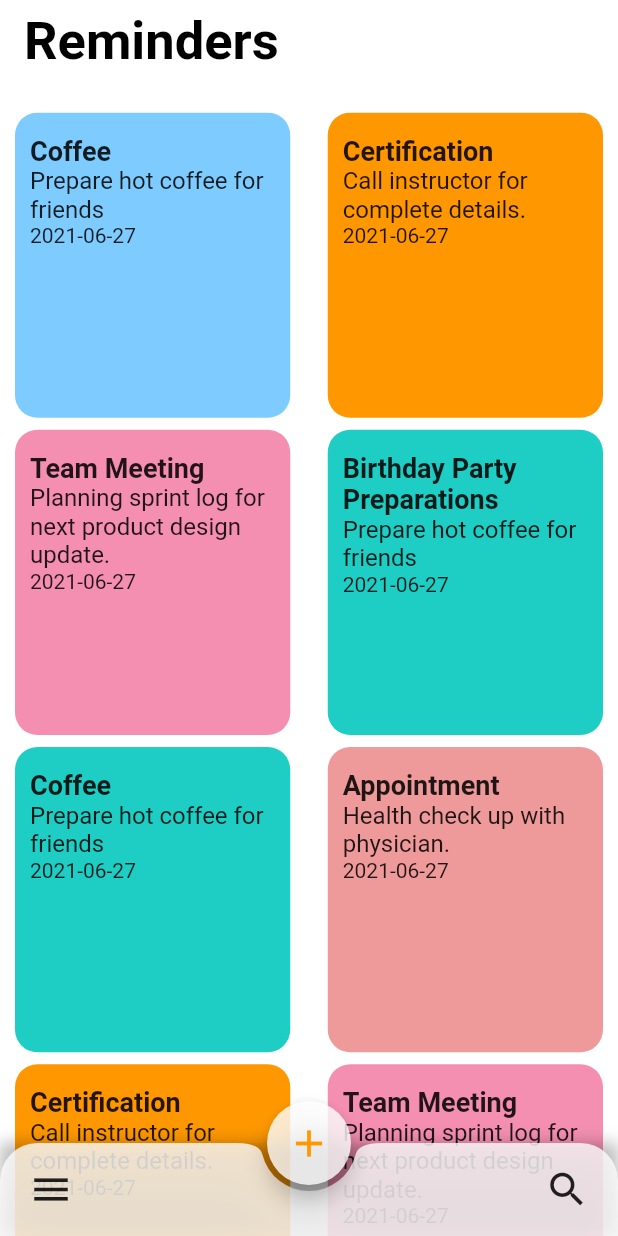
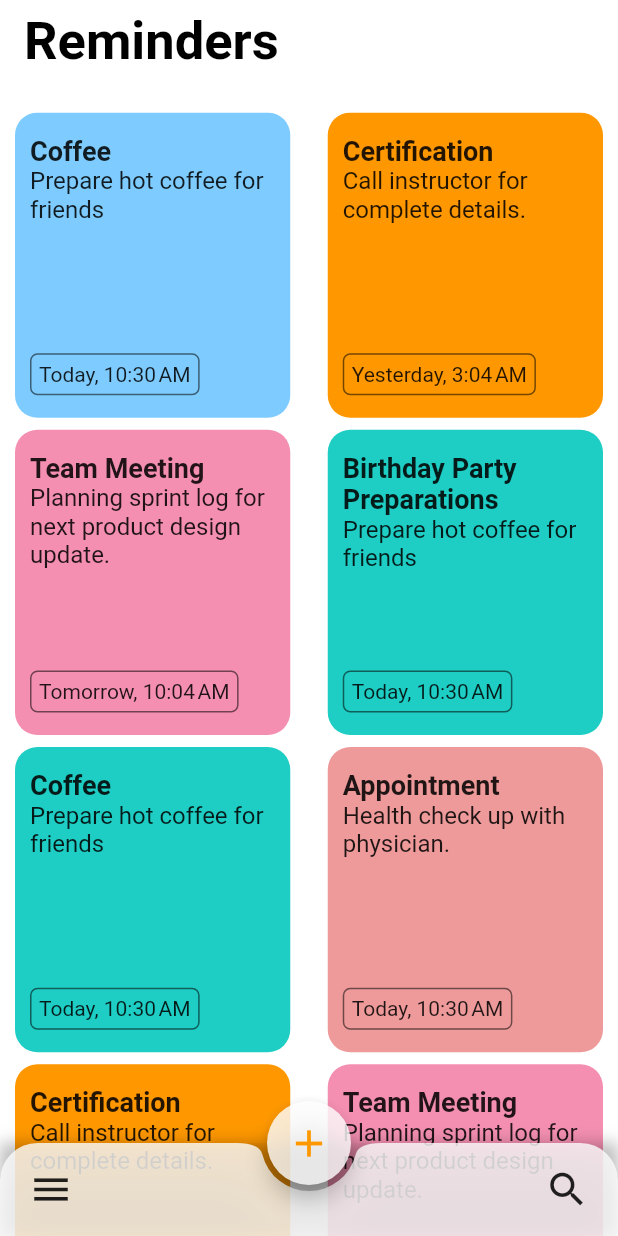
Before and after one commit to sydneytu/reminders_app, a Flutter app: the screen it shows after launch, on a phone screen of 412 x 824 dp. Run offline on Flutter 3.47's test engine with Material 2 defaults, Android fonts, the phone set to English and light mode, and no system bars.

Commit message:
added styling for date

```diff
--- a/lib/date.dart
+++ b/lib/date.dart
@@ -1,5 +1,5 @@
 import 'package:flutter/material.dart';
-import 'reminder.dart';
+import 'package:intl/intl.dart';
 
 class Date extends StatefulWidget {
   Date({Key key, this.dateDue}) : super(key: key);
@@ -11,11 +11,44 @@ class Date extends StatefulWidget {
 class _DateState extends State<Date> {
   @override
   Widget build(BuildContext context) {
-    String convertedDateTime =
-        "${widget.dateDue.year.toString()}-${widget.dateDue.month.toString().padLeft(2, '0')}-${widget.dateDue.day.toString().padLeft(2, '0')}";
+    String day = widget.dateDue.isToday()
+        ? "Today"
+        : widget.dateDue.isYesterday()
+            ? "Yesterday"
+            : widget.dateDue.isTomorrow()
+                ? 'Tomorrow'
+                : DateFormat("dd MMM").format(widget.dateDue);
+    String time = DateFormat.jm().format(widget.dateDue);
 
     return Container(
-      child: Text(convertedDateTime),
+      padding: const EdgeInsets.all(5.0),
+      decoration: BoxDecoration(
+          border: Border.all(color: Colors.black54),
+          borderRadius: BorderRadius.all(Radius.circular(5))),
+      child: Text("${day}, ${time}"),
     );
   }
 }
+
+extension DateHelpers on DateTime {
+  bool isToday() {
+    final now = DateTime.now();
+    return now.day == this.day &&
+        now.month == this.month &&
+        now.year == this.year;
+  }
+
+  bool isYesterday() {
+    final yesterday = DateTime.now().subtract(Duration(days: 1));
+    return yesterday.day == this.day &&
+        yesterday.month == this.month &&
+        yesterday.year == this.year;
+  }
+
+  bool isTomorrow() {
+    final tomorrow = DateTime.now().add(Duration(days: 1));
+    return tomorrow.day == this.day &&
+        tomorrow.month == this.month &&
+        tomorrow.year == this.year;
+  }
+}
--- a/lib/home_page.dart
+++ b/lib/home_page.dart
@@ -1,9 +1,7 @@
 import 'package:flutter/material.dart';
 import 'package:flutter/foundation.dart';
-import 'package:flutter_staggered_grid_view/flutter_staggered_grid_view.dart';
 import 'package:reminders/reminder_card.dart';
 import 'package:reminders/reminders.dart';
-import 'package:scroll_app_bar/scroll_app_bar.dart';
 import 'bottom_navbar.dart';
 
 double _crossAxisSpacing = 8, _mainAxisSpacing = 12, _aspectRatio = 2;
--- a/lib/reminder_card.dart
+++ b/lib/reminder_card.dart
@@ -35,19 +35,29 @@ class _ReminderCardState extends State<ReminderCard> {
         ),
         child: Padding(
           padding: const EdgeInsets.symmetric(horizontal: 10.0, vertical: 15.0),
-          child: Column(
+          child: Stack(
+            children: [
+              Column(
                 crossAxisAlignment: CrossAxisAlignment.start,
                 children: [
                   Text(
                     widget.reminders.getReminder(widget.index).getTitle(),
                     style: TextStyle(fontWeight: FontWeight.bold, fontSize: 18),
                   ),
+                  // TODO: add spacing
                   Text(
                     widget.reminders.getReminder(widget.index).getText(),
+                    maxLines: 3,
+                    overflow: TextOverflow.ellipsis,
                     style: TextStyle(fontSize: 16),
                   ),
-              Date(
+                ],
+              ),
+              Positioned(
+                bottom: 0,
+                child: Date(
                   dateDue: widget.reminders.getReminder(widget.index).getDate(),
+                ),
               ),
             ],
           ),
--- a/lib/reminders.dart
+++ b/lib/reminders.dart
@@ -12,12 +12,12 @@ class Reminders {
         title: 'Certification',
         text: 'Call instructor for complete details.',
         color: Colors.orange,
-        dateDue: DateTime.now()),
+        dateDue: DateTime.parse('2021-06-26 03:04:05')),
     Reminder(
         title: 'Team Meeting',
         text: 'Planning sprint log for next product design update.',
         color: Colors.pink[200],
-        dateDue: DateTime.now()),
+        dateDue: DateTime.parse('2021-06-28 10:04:05')),
     Reminder(
         title: 'Birthday Party Preparations',
         text: 'Prepare hot coffee for friends',
--- a/pubspec.yaml
+++ b/pubspec.yaml
@@ -28,8 +28,7 @@ dependencies:
   # The following adds the Cupertino Icons font to your application.
   # Use with the CupertinoIcons class for iOS style icons.
   cupertino_icons: ^1.0.2
-  flutter_staggered_grid_view: ^0.4.0
-  scroll_app_bar: ^1.0.3
+  intl: ^0.17.0
 
 dev_dependencies:
   flutter_test:
```
Also changed, not shown: pubspec.lock. Lines whose indentation alone changed are shown as unchanged.
